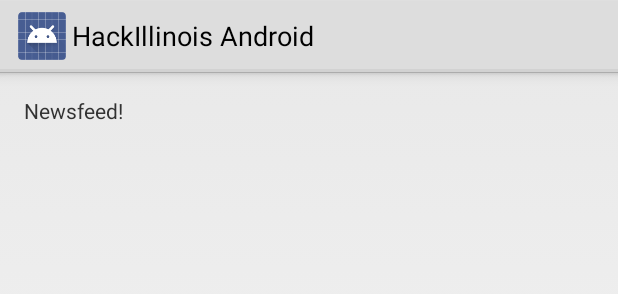
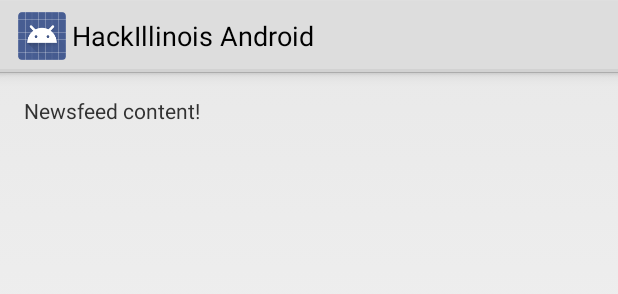
Before and after one commit to HackIllinois/android-2014, an Android app: the layout activity_newsfeed.xml on its own in the app's theme, with its tools: preview values and no code run, on a phone screen of 412 x 824 dp. Shown: the top 294 px of the screen. Run offline under Robolectric (Android 15) with nearby library versions, the phone set to English and light mode, and no system bars.

Commit message:
Added JSON code and an exampe usage in NewsfeedActivity

```diff
--- a/app/src/main/AndroidManifest.xml
+++ b/app/src/main/AndroidManifest.xml
@@ -3,6 +3,7 @@
     package="org.hackillinois.android" >
 
     <uses-permission android:name="android.permission.INTERNET" />
+    <uses-permission android:name="android.permission.ACCESS_NETWORK_STATE" />
     <uses-permission android:name="android.permission.GET_ACCOUNTS" />
     <uses-permission android:name="android.permission.USE_CREDENTIALS" />
 
@@ -46,10 +47,6 @@
             android:name="org.hackillinois.android.NewsfeedActivity"
             android:label="@string/title_activity_newsfeed" >
         </activity>
-        <activity
-            android:name="org.hackillinois.android.util.NewsfeedActivity"
-            android:label="@string/title_activity_newsfeed" >
-        </activity>
     </application>
 
 </manifest>
--- a/app/src/main/res/layout/activity_newsfeed.xml
+++ b/app/src/main/res/layout/activity_newsfeed.xml
@@ -8,9 +8,23 @@
     android:paddingBottom="@dimen/activity_vertical_margin"
     tools:context="org.hackillinois.android.NewsfeedActivity">
 
-    <TextView
-        android:text="Newsfeed!"
+    <ScrollView
+        android:layout_width="match_parent"
+        android:layout_height="match_parent">
+        <TextView
+            android:id="@+id/newsfeed_activity_text"
+            android:text="Newsfeed content!"
+            android:layout_width="wrap_content"
+            android:layout_height="wrap_content" />
+    </ScrollView>
+
+    <ProgressBar
+        android:id="@+id/newsfeed_activity_progress"
+        style="?android:attr/progressBarStyleLarge"
         android:layout_width="wrap_content"
-        android:layout_height="wrap_content" />
+        android:layout_height="wrap_content"
+        android:layout_centerHorizontal="true"
+        android:layout_centerVertical="true"
+        android:visibility="gone" />
 
 </RelativeLayout>
```
Also changed, not shown: app/src/main/java/org/hackillinois/android/AsyncGetJson.java (added, +92 -0 lines), app/src/main/java/org/hackillinois/android/AsyncJsonListener.java (added, +15 -0 lines), app/src/main/java/org/hackillinois/android/LoginActivity.java (+0 -13 lines), app/src/main/java/org/hackillinois/android/NewsfeedActivity.java (+57 -2 lines).
